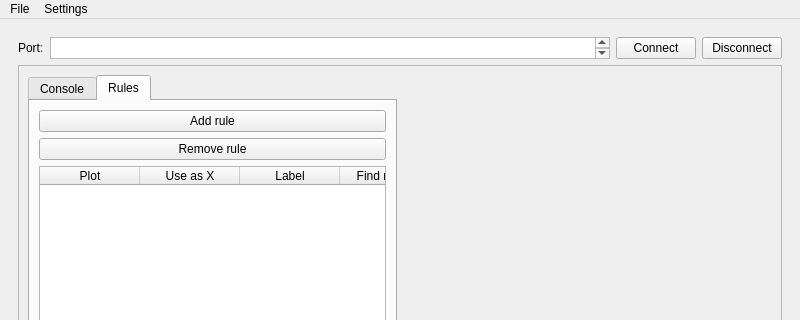
Old version of the form form.ui in the repository krupis/PlotTTY; both pictures show x 0 to 800 and y 0 to 320 of the 800 by 600 pixel window.
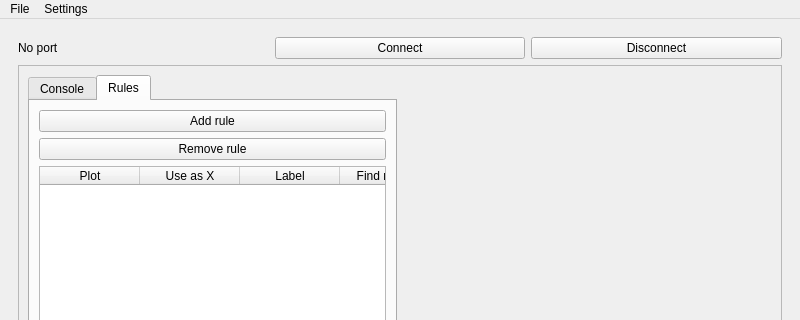
New version of the form. Custom widgets are drawn as their Qt base class.

Commit message: Create serial settings dialog

What changed in the file:
```diff
--- a/form.ui
+++ b/form.ui
@@ -22,25 +22,9 @@
         <item>
          <layout class="QHBoxLayout" name="TopNavBar">
           <item>
-           <widget class="QLabel" name="label">
-            <property name="sizePolicy">
-             <sizepolicy hsizetype="Preferred" vsizetype="Preferred">
-              <horstretch>0</horstretch>
-              <verstretch>0</verstretch>
-             </sizepolicy>
-            </property>
+           <widget class="QLabel" name="PortStatusLabel">
             <property name="text">
-             <string>Port:</string>
-            </property>
-           </widget>
-          </item>
-          <item>
-           <widget class="QPlainTextEdit" name="plainTextEdit">
-            <property name="sizePolicy">
-             <sizepolicy hsizetype="Expanding" vsizetype="Ignored">
-              <horstretch>0</horstretch>
-              <verstretch>0</verstretch>
-             </sizepolicy>
+             <string>No port</string>
             </property>
            </widget>
           </item>
```
The commit also changes 3 other files.
